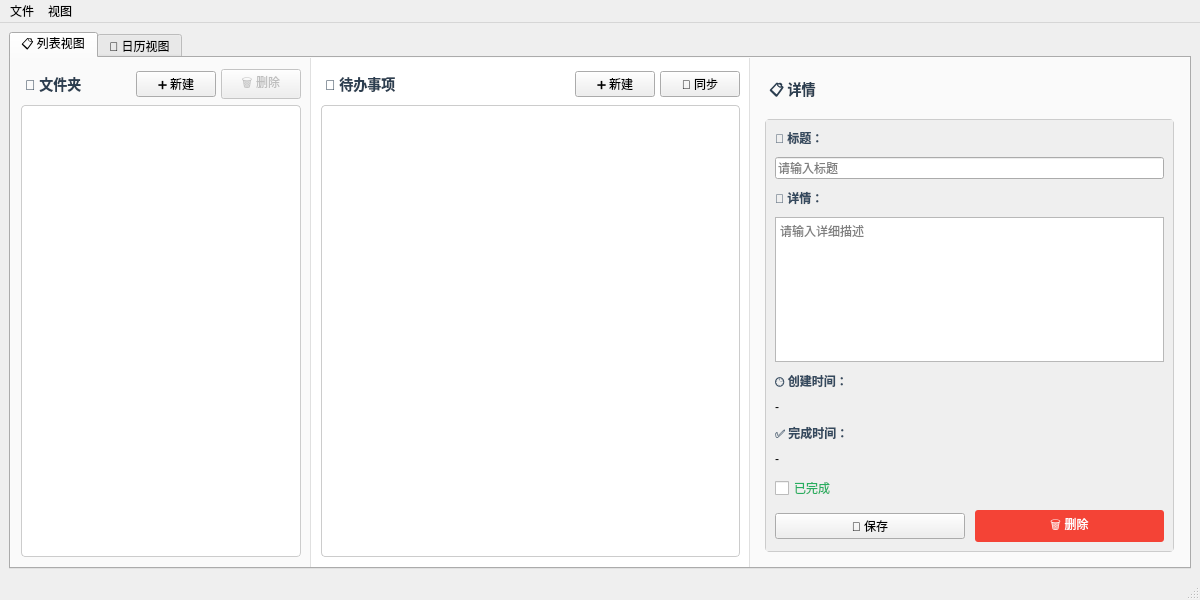
The window that mainwindow.ui (fhrdr/todolist) describes before a commit, drawn with Qt 5.
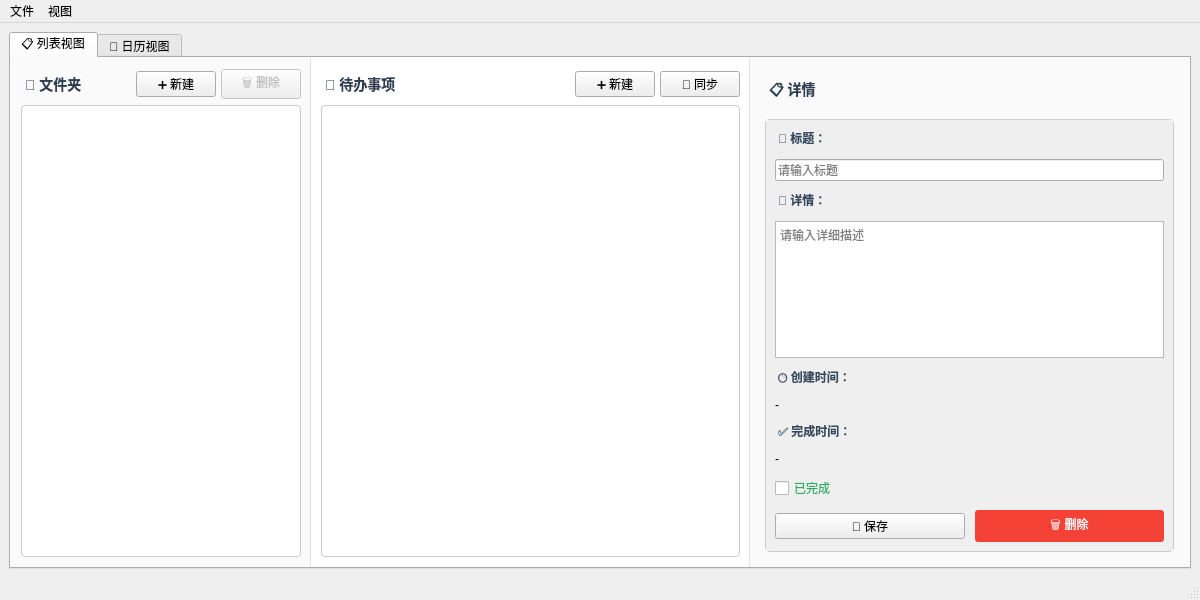
The same window after the commit.

Commit message: 调整小窗口UI

Diff of the .ui file:
```diff
--- a/mainwindow.ui
+++ b/mainwindow.ui
@@ -341,7 +341,13 @@
                   <string>📌 标题：</string>
                  </property>
                  <property name="styleSheet">
-                  <string notr="true">font-weight: bold; color: #34495e;</string>
+                  <string notr="true">font-weight: bold; color: #34495e; margin-bottom: 2px;</string>
+                 </property>
+                 <property name="maximumSize">
+                  <size>
+                   <width>16777215</width>
+                   <height>20</height>
+                  </size>
                  </property>
                 </widget>
                </item>
@@ -358,7 +364,13 @@
                   <string>📄 详情：</string>
                  </property>
                  <property name="styleSheet">
-                  <string notr="true">font-weight: bold; color: #34495e;</string>
+                  <string notr="true">font-weight: bold; color: #34495e; margin-bottom: 2px;</string>
+                 </property>
+                 <property name="maximumSize">
+                  <size>
+                   <width>16777215</width>
+                   <height>20</height>
+                  </size>
                  </property>
                 </widget>
                </item>
@@ -375,7 +387,13 @@
                   <string>🕒 创建时间：</string>
                  </property>
                  <property name="styleSheet">
-                  <string notr="true">font-weight: bold; color: #34495e;</string>
+                  <string notr="true">font-weight: bold; color: #34495e; margin-bottom: 2px;</string>
+                 </property>
+                 <property name="maximumSize">
+                  <size>
+                   <width>16777215</width>
+                   <height>20</height>
+                  </size>
                  </property>
                 </widget>
                </item>
@@ -392,7 +410,13 @@
                   <string>✅ 完成时间：</string>
                  </property>
                  <property name="styleSheet">
-                  <string notr="true">font-weight: bold; color: #34495e;</string>
+                  <string notr="true">font-weight: bold; color: #34495e; margin-bottom: 2px;</string>
+                 </property>
+                 <property name="maximumSize">
+                  <size>
+                   <width>16777215</width>
+                   <height>20</height>
+                  </size>
                  </property>
                 </widget>
                </item>
```
The commit also changes 1 other file.
